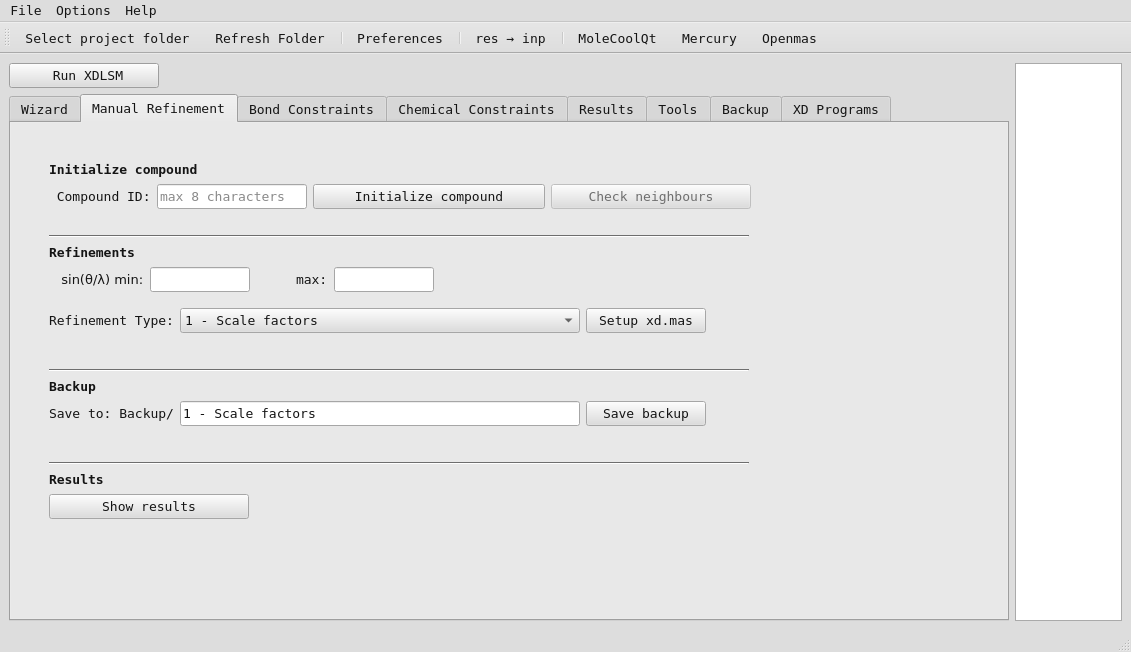
This is src/xdcool.ui in mcrav/XDToolkit as Qt 5 draws it before an edit. The edited form follows.
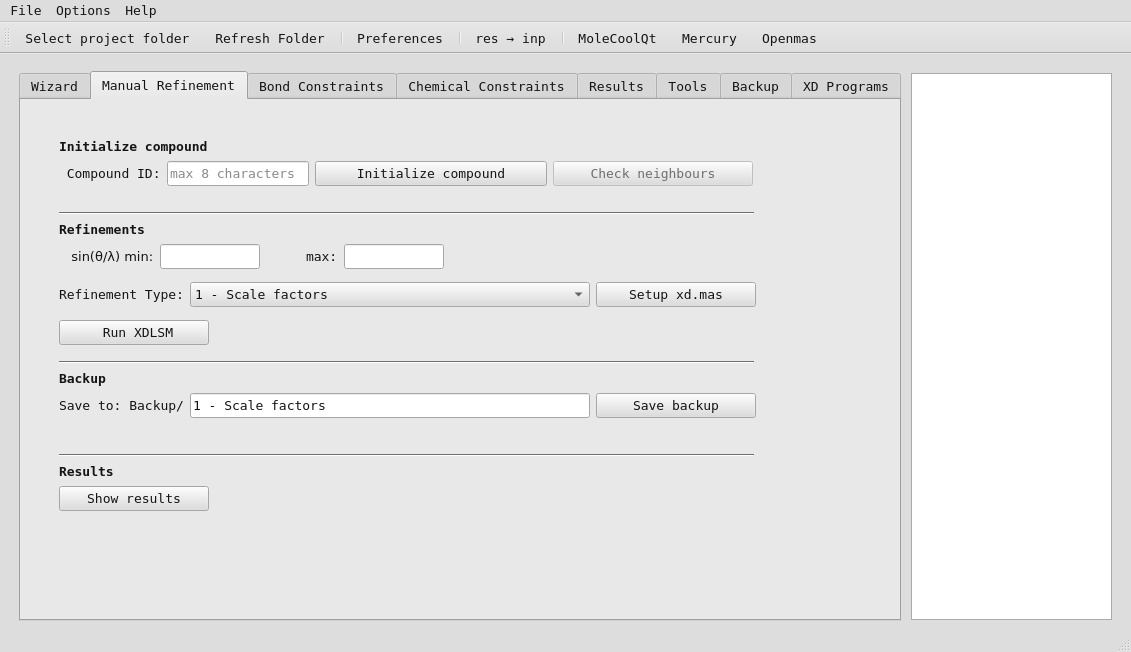
This is the edited form. The open tabs and pages were chosen to show the change. Icons and pictures are not drawn.

```diff
--- a/src/xdcool.ui
+++ b/src/xdcool.ui
@@ -454,7 +454,19 @@
    <layout class="QGridLayout" name="gridLayout">
     <item row="0" column="0">
      <layout class="QHBoxLayout" name="horizontalLayout_6">
+      <property name="spacing">
+       <number>10</number>
+      </property>
+      <property name="leftMargin">
+       <number>10</number>
+      </property>
+      <property name="topMargin">
+       <number>8</number>
+      </property>
       <property name="rightMargin">
+       <number>10</number>
+      </property>
+      <property name="bottomMargin">
        <number>0</number>
       </property>
       <item>
@@ -468,56 +480,11 @@
         <property name="bottomMargin">
          <number>0</number>
         </property>
-        <item>
-         <layout class="QHBoxLayout" name="horizontalLayout_21">
-          <property name="bottomMargin">
-           <number>0</number>
-          </property>
-          <item>
-           <widget class="QPushButton" name="runXDLSMBut">
-            <property name="maximumSize">
-             <size>
-              <width>150</width>
-              <height>16777215</height>
-             </size>
-            </property>
-            <property name="toolTip">
-             <string/>
-            </property>
-            <property name="text">
-             <string> Run XDLSM</string>
-            </property>
-            <property name="icon">
-             <iconset>
-              <normaloff>../res/play.ico</normaloff>../res/play.ico</iconset>
-            </property>
-            <property name="shortcut">
-             <string>Ctrl+R</string>
-            </property>
-            <property name="checkable">
-             <bool>false</bool>
-            </property>
-           </widget>
-          </item>
-          <item>
-           <widget class="QLabel" name="XDLSMLab">
-            <property name="font">
-             <font>
-              <italic>true</italic>
-             </font>
-            </property>
-            <property name="text">
-             <string/>
-            </property>
-           </widget>
-          </item>
-         </layout>
-        </item>
         <item>
          <widget class="QTabWidget" name="tabWidget">
           <property name="minimumSize">
            <size>
-            <width>1000</width>
+            <width>882</width>
             <height>0</height>
            </size>
           </property>
@@ -527,12 +494,21 @@
           <property name="autoFillBackground">
            <bool>true</bool>
           </property>
+          <property name="tabPosition">
+           <enum>QTabWidget::North</enum>
+          </property>
+          <property name="tabShape">
+           <enum>QTabWidget::Rounded</enum>
+          </property>
           <property name="currentIndex">
            <number>7</number>
           </property>
           <property name="documentMode">
            <bool>false</bool>
           </property>
+          <property name="tabBarAutoHide">
+           <bool>false</bool>
+          </property>
           <widget class="QWidget" name="tab_7">
            <attribute name="title">
             <string>Wizard</string>
@@ -1423,8 +1399,8 @@
                 <rect>
                  <x>0</x>
                  <y>0</y>
-                 <width>978</width>
-                 <height>470</height>
+                 <width>860</width>
+                 <height>495</height>
                 </rect>
                </property>
                <layout class="QGridLayout" name="gridLayout_10">
@@ -1568,7 +1544,7 @@
                    <widget class="Line" name="line_8">
                     <property name="maximumSize">
                      <size>
-                      <width>700</width>
+                      <width>695</width>
                       <height>16777215</height>
                      </size>
                     </property>
@@ -1585,19 +1561,34 @@
                    </widget>
                   </item>
                   <item>
-                   <layout class="QVBoxLayout" name="verticalLayout_56">
+                   <layout class="QVBoxLayout" name="verticalLayout_10">
+                    <property name="spacing">
+                     <number>13</number>
+                    </property>
+                    <property name="leftMargin">
+                     <number>0</number>
+                    </property>
                     <property name="topMargin">
                      <number>0</number>
                     </property>
+                    <property name="rightMargin">
+                     <number>0</number>
+                    </property>
+                    <property name="bottomMargin">
+                     <number>10</number>
+                    </property>
                     <item>
                      <layout class="QHBoxLayout" name="horizontalLayout_38">
+                      <property name="spacing">
+                       <number>6</number>
+                      </property>
                       <property name="topMargin">
                        <number>0</number>
                       </property>
                       <item>
                        <widget class="QLabel" name="label_65">
                         <property name="text">
-                         <string>&lt;html&gt;&lt;head/&gt;&lt;body&gt;&lt;pre&gt;&lt;p&gt;   sin(θ/λ) min:&lt;/p&gt;&lt;/pre&gt;&lt;/body&gt;&lt;/html&gt;</string>
+                         <string>&lt;html&gt;&lt;head/&gt;&lt;body&gt;&lt;pre style=&quot; margin-top:12px; margin-bottom:12px; margin-left:0px; margin-right:0px; -qt-block-indent:0; text-indent:0px;&quot;&gt;&lt;span style=&quot; font-family:'monospace';&quot;&gt;   sin(θ/λ) min:&lt;/span&gt;&lt;/pre&gt;&lt;/body&gt;&lt;/html&gt;</string>
                         </property>
                        </widget>
                       </item>
@@ -1665,24 +1656,11 @@
                       </item>
                      </layout>
                     </item>
-                   </layout>
-                  </item>
-                  <item>
-                   <layout class="QVBoxLayout" name="verticalLayout_10">
-                    <property name="leftMargin">
-                     <number>0</number>
-                    </property>
-                    <property name="topMargin">
-                     <number>10</number>
-                    </property>
-                    <property name="rightMargin">
-                     <number>0</number>
-                    </property>
-                    <property name="bottomMargin">
-                     <number>10</number>
-                    </property>
                     <item>
                      <layout class="QHBoxLayout" name="horizontalLayout_36">
+                      <property name="spacing">
+                       <number>6</number>
+                      </property>
                       <item>
                        <widget class="QLabel" name="label_6">
                         <property name="text">
@@ -1695,6 +1673,12 @@
                       </item>
                       <item>
                        <widget class="QComboBox" name="manRefDropMenu">
+                        <property name="sizePolicy">
+                         <sizepolicy hsizetype="Expanding" vsizetype="Fixed">
+                          <horstretch>0</horstretch>
+                          <verstretch>0</verstretch>
+                         </sizepolicy>
+                        </property>
                         <property name="minimumSize">
                          <size>
                           <width>400</width>
@@ -1703,7 +1687,7 @@
                         </property>
                         <property name="maximumSize">
                          <size>
-                          <width>350</width>
+                          <width>400</width>
                           <height>16777215</height>
                          </size>
                         </property>
@@ -1768,13 +1752,13 @@
                        <widget class="QPushButton" name="manRefSetupBut">
                         <property name="minimumSize">
                          <size>
-                          <width>120</width>
+                          <width>160</width>
                           <height>0</height>
                          </size>
                         </property>
                         <property name="maximumSize">
                          <size>
-                          <width>150</width>
+                          <width>160</width>
                           <height>16777215</height>
                          </size>
                         </property>
@@ -1799,16 +1783,55 @@
                      </layout>
                     </item>
                     <item>
-                     <widget class="QLabel" name="manRefSetupLab">
-                      <property name="font">
-                       <font>
-                        <italic>true</italic>
-                       </font>
+                     <layout class="QHBoxLayout" name="horizontalLayout">
+                      <property name="topMargin">
+                       <number>0</number>
                       </property>
-                      <property name="text">
-                       <string/>
-                      </property>
-                     </widget>
+                      <item>
+                       <widget class="QPushButton" name="runXDLSMBut">
+                        <property name="minimumSize">
+                         <size>
+                          <width>150</width>
+                          <height>0</height>
+                         </size>
+                        </property>
+                        <property name="maximumSize">
+                         <size>
+                          <width>150</width>
+                          <height>16777215</height>
+                         </size>
+                        </property>
+                        <property name="toolTip">
+                         <string/>
+                        </property>
+                        <property name="text">
+                         <string> Run XDLSM</string>
+                        </property>
+                        <property name="icon">
+                         <iconset>
+                          <normaloff>../res/play.ico</normaloff>../res/play.ico</iconset>
+                        </property>
+                        <property name="shortcut">
+                         <string>Ctrl+R</string>
+                        </property>
+                        <property name="checkable">
+                         <bool>false</bool>
+                        </property>
+                       </widget>
+                      </item>
+                      <item>
+                       <widget class="QLabel" name="manRefSetupLab">
+                        <property name="font">
+                         <font>
+                          <italic>true</italic>
+                         </font>
+                        </property>
+                        <property name="text">
+                         <string/>
+                        </property>
+                       </widget>
+                      </item>
+                     </layout>
                     </item>
                    </layout>
                   </item>
@@ -1816,7 +1839,7 @@
                    <widget class="Line" name="line_5">
                     <property name="maximumSize">
                      <size>
-                      <width>700</width>
+                      <width>695</width>
                       <height>16777215</height>
                      </size>
                     </property>
@@ -1875,10 +1898,16 @@
                        <widget class="QPushButton" name="manRefBackupBut">
                         <property name="minimumSize">
                          <size>
-                          <width>120</width>
+                          <width>160</width>
                           <height>0</height>
                          </size>
                         </property>
+                        <property name="maximumSize">
+                         <size>
+                          <width>160</width>
+                          <height>16777215</height>
+                         </size>
+                        </property>
                         <property name="text">
                          <string>Save backup</string>
                         </property>
@@ -1917,7 +1946,7 @@
                    <widget class="Line" name="line_16">
                     <property name="maximumSize">
                      <size>
-                      <width>700</width>
+                      <width>695</width>
                       <height>16777215</height>
                      </size>
                     </property>
@@ -1948,7 +1977,7 @@
                       </property>
                       <property name="maximumSize">
                        <size>
-                        <width>200</width>
+                        <width>150</width>
                         <height>16777215</height>
                        </size>
                       </property>
@@ -2984,7 +3013,7 @@
                      <number>10</number>
                     </property>
                     <item>
-                     <layout class="QHBoxLayout" name="horizontalLayout">
+                     <layout class="QVBoxLayout" name="verticalLayout_22">
                       <property name="topMargin">
                        <number>0</number>
                       </property>
@@ -5116,14 +5145,51 @@
        </layout>
       </item>
       <item>
-       <widget class="QTreeView" name="folderTree">
-        <property name="maximumSize">
-         <size>
-          <width>16777215</width>
-          <height>16777215</height>
-         </size>
+       <layout class="QVBoxLayout" name="verticalLayout_27">
+        <property name="topMargin">
+         <number>2</number>
         </property>
-       </widget>
+        <property name="rightMargin">
+         <number>0</number>
+        </property>
+        <property name="bottomMargin">
+         <number>1</number>
+        </property>
+        <item>
+         <widget class="QTreeView" name="folderTree">
+          <property name="minimumSize">
+           <size>
+            <width>0</width>
+            <height>0</height>
+           </size>
+          </property>
+          <property name="maximumSize">
+           <size>
+            <width>16777215</width>
+            <height>16777215</height>
+           </size>
+          </property>
+          <property name="frameShape">
+           <enum>QFrame::StyledPanel</enum>
+          </property>
+          <property name="alternatingRowColors">
+           <bool>true</bool>
+          </property>
+          <property name="animated">
+           <bool>true</bool>
+          </property>
+          <property name="headerHidden">
+           <bool>true</bool>
+          </property>
+          <attribute name="headerDefaultSectionSize">
+           <number>200</number>
+          </attribute>
+          <attribute name="headerMinimumSectionSize">
+           <number>100</number>
+          </attribute>
+         </widget>
+        </item>
+       </layout>
       </item>
      </layout>
     </item>
```
Left out of the diff: 156 changed lines with no effect on the pictures.
